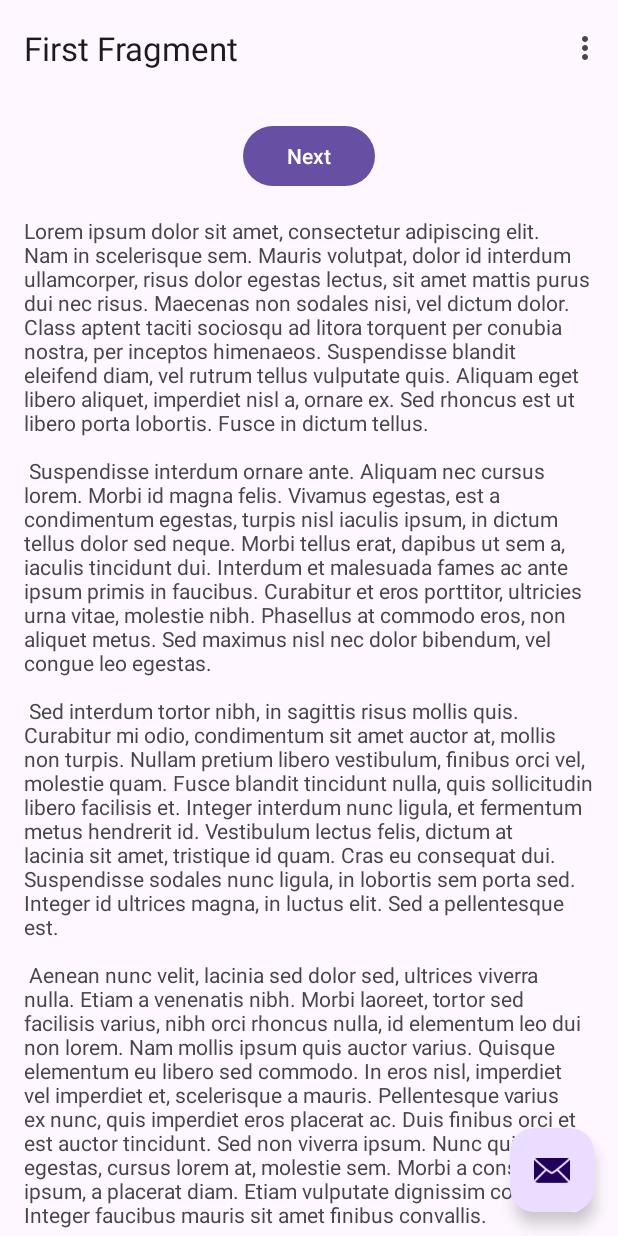
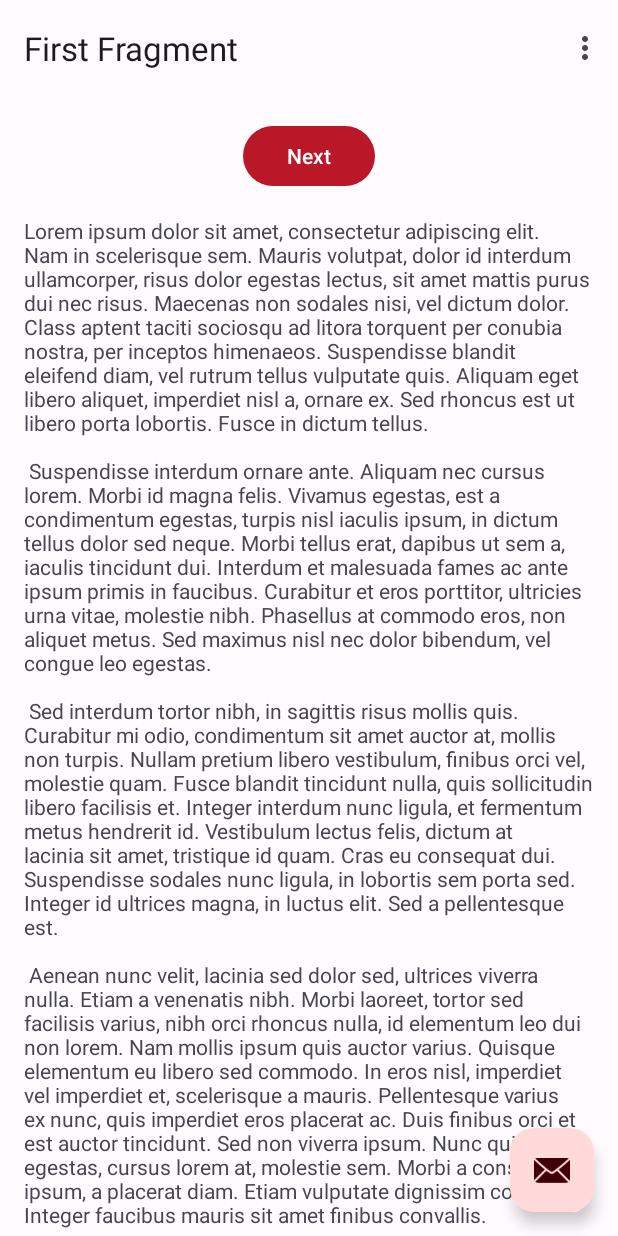
Before and after one commit to akbarhmu/Ambunow-MD, an Android app: the screen it shows after launch (MainActivity), on a phone screen of 412 x 824 dp. Run offline under Robolectric (Android 15) with nearby library versions, the phone set to English and light mode, and no system bars; our stand-ins replace navigation-ui.

Commit message:
style: add material colors pallete

```diff
--- a/app/src/main/res/values-night/themes.xml
+++ b/app/src/main/res/values-night/themes.xml
@@ -1,7 +1,31 @@
-<resources xmlns:tools="http://schemas.android.com/tools">
-    <!-- Base application theme. -->
-    <style name="Base.Theme.Ambunow" parent="Theme.Material3.DayNight.NoActionBar">
-        <!-- Customize your dark theme here. -->
-        <!-- <item name="colorPrimary">@color/my_dark_primary</item> -->
+
+<resources>
+    <style name="AppTheme" parent="Theme.Material3.Dark.NoActionBar">
+        <item name="colorPrimary">@color/md_theme_dark_primary</item>
+        <item name="colorOnPrimary">@color/md_theme_dark_onPrimary</item>
+        <item name="colorPrimaryContainer">@color/md_theme_dark_primaryContainer</item>
+        <item name="colorOnPrimaryContainer">@color/md_theme_dark_onPrimaryContainer</item>
+        <item name="colorSecondary">@color/md_theme_dark_secondary</item>
+        <item name="colorOnSecondary">@color/md_theme_dark_onSecondary</item>
+        <item name="colorSecondaryContainer">@color/md_theme_dark_secondaryContainer</item>
+        <item name="colorOnSecondaryContainer">@color/md_theme_dark_onSecondaryContainer</item>
+        <item name="colorTertiary">@color/md_theme_dark_tertiary</item>
+        <item name="colorOnTertiary">@color/md_theme_dark_onTertiary</item>
+        <item name="colorTertiaryContainer">@color/md_theme_dark_tertiaryContainer</item>
+        <item name="colorOnTertiaryContainer">@color/md_theme_dark_onTertiaryContainer</item>
+        <item name="colorError">@color/md_theme_dark_error</item>
+        <item name="colorErrorContainer">@color/md_theme_dark_errorContainer</item>
+        <item name="colorOnError">@color/md_theme_dark_onError</item>
+        <item name="colorOnErrorContainer">@color/md_theme_dark_onErrorContainer</item>
+        <item name="android:colorBackground">@color/md_theme_dark_background</item>
+        <item name="colorOnBackground">@color/md_theme_dark_onBackground</item>
+        <item name="colorSurface">@color/md_theme_dark_surface</item>
+        <item name="colorOnSurface">@color/md_theme_dark_onSurface</item>
+        <item name="colorSurfaceVariant">@color/md_theme_dark_surfaceVariant</item>
+        <item name="colorOnSurfaceVariant">@color/md_theme_dark_onSurfaceVariant</item>
+        <item name="colorOutline">@color/md_theme_dark_outline</item>
+        <item name="colorOnSurfaceInverse">@color/md_theme_dark_inverseOnSurface</item>
+        <item name="colorSurfaceInverse">@color/md_theme_dark_inverseSurface</item>
+        <item name="colorPrimaryInverse">@color/md_theme_dark_inversePrimary</item>
     </style>
 </resources>
--- a/app/src/main/res/values-v23/themes.xml
+++ b/app/src/main/res/values-v23/themes.xml
@@ -1,6 +1,6 @@
 <resources xmlns:tools="http://schemas.android.com/tools">
 
-    <style name="Theme.Ambunow" parent="Base.Theme.Ambunow">
+    <style name="Theme.Ambunow" parent="AppTheme">
         <!-- Transparent system bars for edge-to-edge. -->
         <item name="android:navigationBarColor">@android:color/transparent</item>
         <item name="android:statusBarColor">@android:color/transparent</item>
--- a/app/src/main/res/values/colors.xml
+++ b/app/src/main/res/values/colors.xml
@@ -1,5 +1,64 @@
-<?xml version="1.0" encoding="utf-8"?>
+
 <resources>
-    <color name="black">#FF000000</color>
-    <color name="white">#FFFFFFFF</color>
+    <color name="seed">#BF1B2C</color>
+    <color name="md_theme_light_primary">#BA1729</color>
+    <color name="md_theme_light_onPrimary">#FFFFFF</color>
+    <color name="md_theme_light_primaryContainer">#FFDAD8</color>
+    <color name="md_theme_light_onPrimaryContainer">#410006</color>
+    <color name="md_theme_light_secondary">#BA1532</color>
+    <color name="md_theme_light_onSecondary">#FFFFFF</color>
+    <color name="md_theme_light_secondaryContainer">#FFDAD9</color>
+    <color name="md_theme_light_onSecondaryContainer">#400009</color>
+    <color name="md_theme_light_tertiary">#A93444</color>
+    <color name="md_theme_light_onTertiary">#FFFFFF</color>
+    <color name="md_theme_light_tertiaryContainer">#FFDADB</color>
+    <color name="md_theme_light_onTertiaryContainer">#40000D</color>
+    <color name="md_theme_light_error">#BA1A1A</color>
+    <color name="md_theme_light_errorContainer">#FFDAD6</color>
+    <color name="md_theme_light_onError">#FFFFFF</color>
+    <color name="md_theme_light_onErrorContainer">#410002</color>
+    <color name="md_theme_light_background">#FFFBFF</color>
+    <color name="md_theme_light_onBackground">#201A1A</color>
+    <color name="md_theme_light_surface">#FFFBFF</color>
+    <color name="md_theme_light_onSurface">#201A1A</color>
+    <color name="md_theme_light_surfaceVariant">#F4DDDC</color>
+    <color name="md_theme_light_onSurfaceVariant">#534342</color>
+    <color name="md_theme_light_outline">#857372</color>
+    <color name="md_theme_light_inverseOnSurface">#FBEEED</color>
+    <color name="md_theme_light_inverseSurface">#362F2E</color>
+    <color name="md_theme_light_inversePrimary">#FFB3B0</color>
+    <color name="md_theme_light_shadow">#000000</color>
+    <color name="md_theme_light_surfaceTint">#BA1729</color>
+    <color name="md_theme_light_outlineVariant">#D7C1C0</color>
+    <color name="md_theme_light_scrim">#000000</color>
+    <color name="md_theme_dark_primary">#FFB3B0</color>
+    <color name="md_theme_dark_onPrimary">#68000F</color>
+    <color name="md_theme_dark_primaryContainer">#93001A</color>
+    <color name="md_theme_dark_onPrimaryContainer">#FFDAD8</color>
+    <color name="md_theme_dark_secondary">#FFB3B3</color>
+    <color name="md_theme_dark_onSecondary">#680015</color>
+    <color name="md_theme_dark_secondaryContainer">#920022</color>
+    <color name="md_theme_dark_onSecondaryContainer">#FFDAD9</color>
+    <color name="md_theme_dark_tertiary">#FFB2B7</color>
+    <color name="md_theme_dark_onTertiary">#67001B</color>
+    <color name="md_theme_dark_tertiaryContainer">#881B2E</color>
+    <color name="md_theme_dark_onTertiaryContainer">#FFDADB</color>
+    <color name="md_theme_dark_error">#FFB4AB</color>
+    <color name="md_theme_dark_errorContainer">#93000A</color>
+    <color name="md_theme_dark_onError">#690005</color>
+    <color name="md_theme_dark_onErrorContainer">#FFDAD6</color>
+    <color name="md_theme_dark_background">#201A1A</color>
+    <color name="md_theme_dark_onBackground">#EDE0DE</color>
+    <color name="md_theme_dark_surface">#201A1A</color>
+    <color name="md_theme_dark_onSurface">#EDE0DE</color>
+    <color name="md_theme_dark_surfaceVariant">#534342</color>
+    <color name="md_theme_dark_onSurfaceVariant">#D7C1C0</color>
+    <color name="md_theme_dark_outline">#A08C8B</color>
+    <color name="md_theme_dark_inverseOnSurface">#201A1A</color>
+    <color name="md_theme_dark_inverseSurface">#EDE0DE</color>
+    <color name="md_theme_dark_inversePrimary">#BA1729</color>
+    <color name="md_theme_dark_shadow">#000000</color>
+    <color name="md_theme_dark_surfaceTint">#FFB3B0</color>
+    <color name="md_theme_dark_outlineVariant">#534342</color>
+    <color name="md_theme_dark_scrim">#000000</color>
 </resources>
--- a/app/src/main/res/values/themes.xml
+++ b/app/src/main/res/values/themes.xml
@@ -1,9 +1,31 @@
-<resources xmlns:tools="http://schemas.android.com/tools">
-    <!-- Base application theme. -->
-    <style name="Base.Theme.Ambunow" parent="Theme.Material3.DayNight.NoActionBar">
-        <!-- Customize your light theme here. -->
-        <!-- <item name="colorPrimary">@color/my_light_primary</item> -->
+
+<resources>
+    <style name="AppTheme" parent="Theme.Material3.Light.NoActionBar">
+        <item name="colorPrimary">@color/md_theme_light_primary</item>
+        <item name="colorOnPrimary">@color/md_theme_light_onPrimary</item>
+        <item name="colorPrimaryContainer">@color/md_theme_light_primaryContainer</item>
+        <item name="colorOnPrimaryContainer">@color/md_theme_light_onPrimaryContainer</item>
+        <item name="colorSecondary">@color/md_theme_light_secondary</item>
+        <item name="colorOnSecondary">@color/md_theme_light_onSecondary</item>
+        <item name="colorSecondaryContainer">@color/md_theme_light_secondaryContainer</item>
+        <item name="colorOnSecondaryContainer">@color/md_theme_light_onSecondaryContainer</item>
+        <item name="colorTertiary">@color/md_theme_light_tertiary</item>
+        <item name="colorOnTertiary">@color/md_theme_light_onTertiary</item>
+        <item name="colorTertiaryContainer">@color/md_theme_light_tertiaryContainer</item>
+        <item name="colorOnTertiaryContainer">@color/md_theme_light_onTertiaryContainer</item>
+        <item name="colorError">@color/md_theme_light_error</item>
+        <item name="colorErrorContainer">@color/md_theme_light_errorContainer</item>
+        <item name="colorOnError">@color/md_theme_light_onError</item>
+        <item name="colorOnErrorContainer">@color/md_theme_light_onErrorContainer</item>
+        <item name="android:colorBackground">@color/md_theme_light_background</item>
+        <item name="colorOnBackground">@color/md_theme_light_onBackground</item>
+        <item name="colorSurface">@color/md_theme_light_surface</item>
+        <item name="colorOnSurface">@color/md_theme_light_onSurface</item>
+        <item name="colorSurfaceVariant">@color/md_theme_light_surfaceVariant</item>
+        <item name="colorOnSurfaceVariant">@color/md_theme_light_onSurfaceVariant</item>
+        <item name="colorOutline">@color/md_theme_light_outline</item>
+        <item name="colorOnSurfaceInverse">@color/md_theme_light_inverseOnSurface</item>
+        <item name="colorSurfaceInverse">@color/md_theme_light_inverseSurface</item>
+        <item name="colorPrimaryInverse">@color/md_theme_light_inversePrimary</item>
     </style>
-
-    <style name="Theme.Ambunow" parent="Base.Theme.Ambunow" />
 </resources>
```
